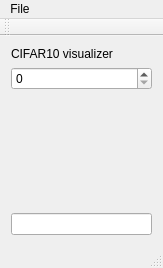
Old version of the form CIFAR10visual/visualizer.ui in the repository Dtananaev/ml_classifiers.
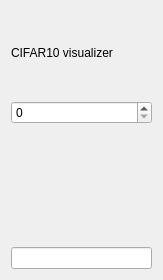
New version of the form.

```diff
--- a/CIFAR10visual/visualizer.ui
+++ b/CIFAR10visual/visualizer.ui
@@ -7,7 +7,7 @@
     <x>0</x>
     <y>0</y>
     <width>162</width>
-    <height>265</height>
+    <height>280</height>
    </rect>
   </property>
   <property name="windowTitle">
@@ -51,38 +51,6 @@
     </item>
    </layout>
   </widget>
-  <widget class="QMenuBar" name="menuBar">
-   <property name="geometry">
-    <rect>
-     <x>0</x>
-     <y>0</y>
-     <width>162</width>
-     <height>19</height>
-    </rect>
-   </property>
-   <widget class="QMenu" name="menuFile">
-    <property name="title">
-     <string>File</string>
-    </property>
-    <addaction name="separator"/>
-    <addaction name="actionLoad_from_folder"/>
-   </widget>
-   <addaction name="menuFile"/>
-  </widget>
-  <widget class="QToolBar" name="mainToolBar">
-   <attribute name="toolBarArea">
-    <enum>TopToolBarArea</enum>
-   </attribute>
-   <attribute name="toolBarBreak">
-    <bool>false</bool>
-   </attribute>
-  </widget>
-  <widget class="QStatusBar" name="statusBar"/>
-  <action name="actionLoad_from_folder">
-   <property name="text">
-    <string>Load from folder</string>
-   </property>
-  </action>
  </widget>
  <layoutdefault spacing="6" margin="11"/>
  <resources/>
```
